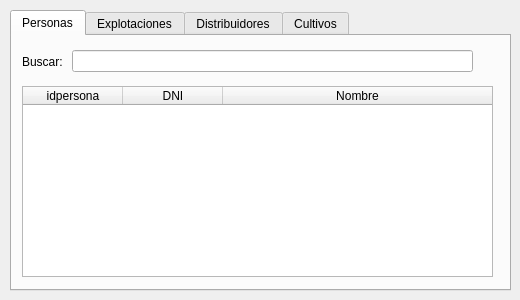
This is ui/dialogs/datos2_dialog.ui in franciscocontreras93/agrae as Qt 5 draws it before an edit. The edited form follows.
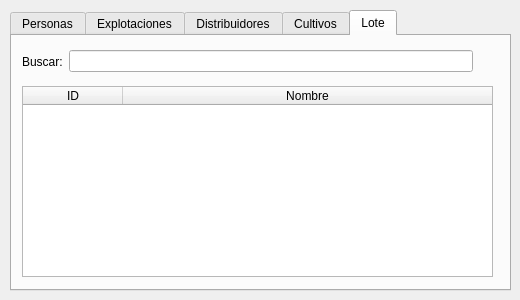
This is the edited form.

The edit to the form file:
```diff
--- a/ui/dialogs/datos2_dialog.ui
+++ b/ui/dialogs/datos2_dialog.ui
@@ -41,7 +41,7 @@
     </size>
    </property>
    <property name="currentIndex">
-    <number>0</number>
+    <number>4</number>
    </property>
    <widget class="QWidget" name="tab">
     <attribute name="title">
@@ -309,6 +309,65 @@
      </column>
     </widget>
    </widget>
+   <widget class="QWidget" name="tab_5">
+    <attribute name="title">
+     <string>Lote</string>
+    </attribute>
+    <widget class="QWidget" name="horizontalLayoutWidget_7">
+     <property name="geometry">
+      <rect>
+       <x>10</x>
+       <y>10</y>
+       <width>451</width>
+       <height>31</height>
+      </rect>
+     </property>
+     <layout class="QHBoxLayout" name="horizontalLayout_7">
+      <item>
+       <widget class="QLabel" name="label_5">
+        <property name="text">
+         <string>Buscar:</string>
+        </property>
+       </widget>
+      </item>
+      <item>
+       <widget class="QLineEdit" name="search_lote"/>
+      </item>
+     </layout>
+    </widget>
+    <widget class="QTableWidget" name="table_lote">
+     <property name="geometry">
+      <rect>
+       <x>10</x>
+       <y>50</y>
+       <width>471</width>
+       <height>191</height>
+      </rect>
+     </property>
+     <property name="sizeAdjustPolicy">
+      <enum>QAbstractScrollArea::AdjustToContentsOnFirstShow</enum>
+     </property>
+     <property name="editTriggers">
+      <set>QAbstractItemView::NoEditTriggers</set>
+     </property>
+     <property name="selectionBehavior">
+      <enum>QAbstractItemView::SelectRows</enum>
+     </property>
+     <attribute name="horizontalHeaderStretchLastSection">
+      <bool>true</bool>
+     </attribute>
+     <column>
+      <property name="text">
+       <string>ID</string>
+      </property>
+     </column>
+     <column>
+      <property name="text">
+       <string>Nombre</string>
+      </property>
+     </column>
+    </widget>
+   </widget>
   </widget>
  </widget>
  <resources/>
```
